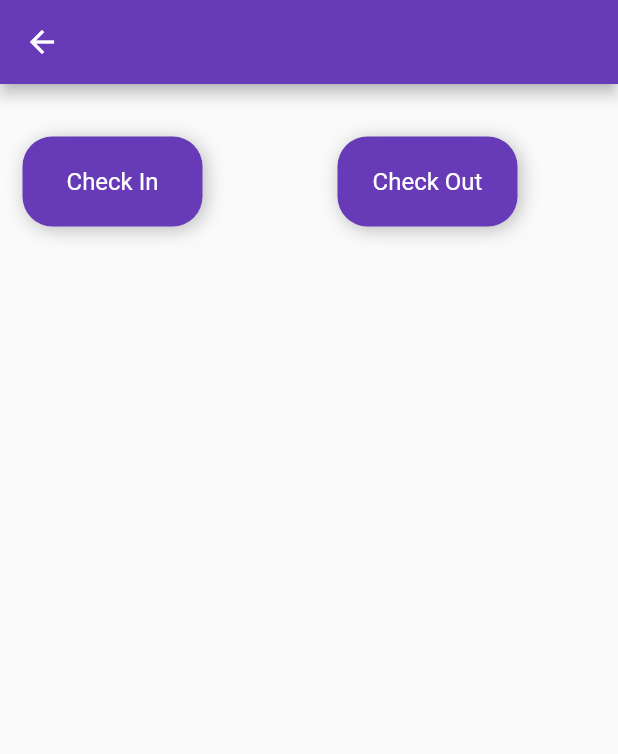
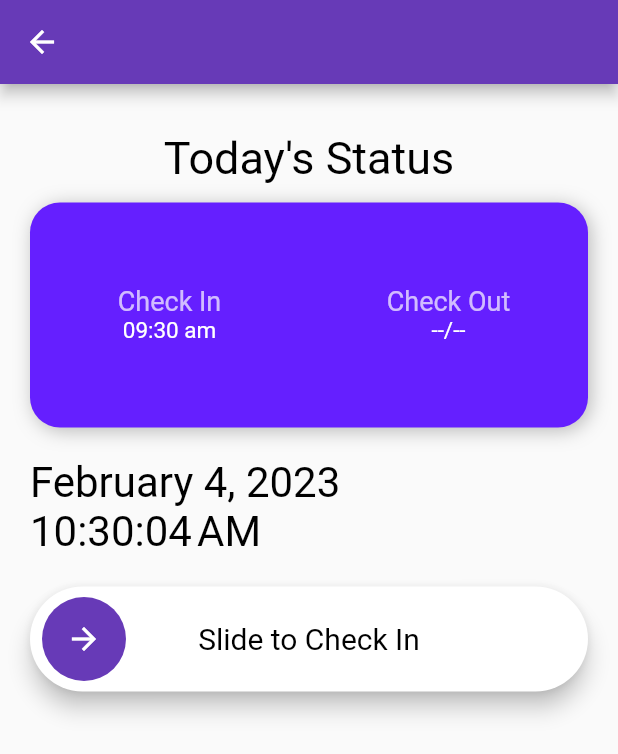
Before and after one commit to FahadKhan007/HRM-App, a Flutter app: the screen it shows once a user with an empty profile is signed in, after a tap on "Attendance", on a phone screen of 412 x 824 dp. Shown: the top 754 px of the screen. Run offline on Flutter 3.47's test engine with Material 2 defaults, Android fonts, the phone set to English and light mode, and no system bars; drawn by our look-alikes of slide_to_act; our stand-ins replace firebase_auth, firebase_core, firebase_database, get, google_fonts; missing offline and left inert: dart:ffi; accounts and stored records are empty; Roboto replaces fonts that are missing (Ubuntu).

Commit message:
some mini changes

```diff
--- a/lib/attendance_page.dart
+++ b/lib/attendance_page.dart
@@ -7,6 +7,7 @@ import 'package:flutter/material.dart';
 import 'package:get/get.dart';
 import 'package:google_fonts/google_fonts.dart';
 import 'package:intl/intl.dart';
+import 'package:slide_to_act/slide_to_act.dart';
 
 import 'report_page.dart';
 
@@ -18,79 +19,33 @@ class AttendancePage extends StatefulWidget {
 }
 
 class _AttendancePageState extends State<AttendancePage> {
-  // ignore: deprecated_member_use
-  late final database = FirebaseDatabase.instance.reference();
-
   @override
   Widget build(BuildContext context) {
-    DatabaseReference checkInInfo = database.child('checkInInfo/');
-    DatabaseReference checkOutInfo = database.child('checkOutInfo/');
-    DateTime time1 = DateTime.now();
-    DateTime time2 = DateTime.now();
-
-    DateTime dt1 = DateTime(2023, 1, 29, 17, 33, 50);
-    DateTime dt2 = DateTime.now();
-
-    final diff = (time2.difference(time1));
+    DatabaseReference ref = FirebaseDatabase.instance.ref('checkInInfo/');
     return Scaffold(
       appBar: AppBar(
         backgroundColor: Colors.deepPurple,
       ),
       body: SingleChildScrollView(
-        padding: EdgeInsets.all(15),
+        padding: EdgeInsets.all(20),
         child: Column(
-          mainAxisAlignment: MainAxisAlignment.center,
-          children: [
-            // Container(
-            //   alignment: Alignment.centerLeft,
-            //   child: Text(
-            //     'Current Time: ${DateFormat('yMMMMd').format(time)}',
-            //     style: GoogleFonts.ubuntu(
-            //       fontSize: 20,
-            //       color: Colors.black87,
-            //       fontWeight: FontWeight.w500,
-            //     ),
-            //   ),
-            // ),
-            // Container(
-            //   alignment: Alignment.centerLeft,
-            //   child: Text(
-            //     'Current Time: ${DateFormat('jms').format(time)}',
-            //     style: GoogleFonts.ubuntu(
-            //       fontSize: 20,
-            //       color: Colors.black26,
-            //       fontWeight: FontWeight.w500,
-            //     ),
-            //   ),
-            // ),
-            SizedBox(height: 20),
-            Row(
           children: [
             Container(
-                  alignment: Alignment.centerLeft,
-                  child: GestureDetector(
-                    onTap: () async {
-                      Get.to(() => ReportPage());
-                      // Get.to(() => ReportPage(), arguments: {
-                      //   "date":
-                      //       "Current Date: ${DateFormat('yMMMMd').format(time)}",
-                      //   "time":
-                      //       "Current Time: ${DateFormat('jms').format(time)}",
-                      // });
-                      // setState(() {});
-                      try {
-                        await checkInInfo.set({
-                          "time": DateFormat('jms').format(time1),
-                        });
-                      } catch (e) {
-                        print('You got an error !! $e');
-                      }
-                    },
-                    child: Container(
-                      height: 60,
-                      width: 120,
+              alignment: Alignment.center,
+              margin: EdgeInsets.only(top: 12),
+              child: Text(
+                'Today\'s Status',
+                style: GoogleFonts.ubuntu(
+                  fontSize: 30,
+                  color: Colors.black,
+                ),
+              ),
+            ),
+            Container(
+              margin: EdgeInsets.only(top: 12),
+              height: 150,
               decoration: BoxDecoration(
-                        color: Colors.deepPurple,
+                color: Colors.deepPurpleAccent[400],
                 // ignore: prefer_const_literals_to_create_immutables
                 boxShadow: [
                   BoxShadow(
@@ -101,77 +56,114 @@ class _AttendancePageState extends State<AttendancePage> {
                 ],
                 borderRadius: BorderRadius.all(Radius.circular(20)),
               ),
-                      child: Align(
-                        alignment: Alignment.center,
-                        child: Text(
+              child: Row(
+                mainAxisAlignment: MainAxisAlignment.center,
+                crossAxisAlignment: CrossAxisAlignment.center,
+                children: [
+                  Expanded(
+                    child: Column(
+                      mainAxisAlignment: MainAxisAlignment.center,
+                      crossAxisAlignment: CrossAxisAlignment.center,
+                      // ignore: prefer_const_literals_to_create_immutables
+                      children: [
+                        Text(
                           "Check In",
                           style: GoogleFonts.ubuntu(
-                            fontSize: 16,
+                            fontSize: 18,
+                            color: Colors.white70,
+                          ),
+                        ),
+                        Text(
+                          "09:30 am",
+                          style: GoogleFonts.ubuntu(
+                            fontSize: 15,
                             color: Colors.white,
                           ),
                         ),
+                      ],
+                    ),
+                  ),
+                  Expanded(
+                    child: Column(
+                      mainAxisAlignment: MainAxisAlignment.center,
+                      crossAxisAlignment: CrossAxisAlignment.center,
+                      // ignore: prefer_const_literals_to_create_immutables
+                      children: [
+                        Text(
+                          "Check Out",
+                          style: GoogleFonts.ubuntu(
+                            fontSize: 18,
+                            color: Colors.white70,
+                          ),
+                        ),
+                        Text(
+                          "--/--",
+                          style: GoogleFonts.ubuntu(
+                            fontSize: 15,
+                            color: Colors.white,
+                          ),
+                        ),
+                      ],
+                    ),
+                  )
+                ],
+              ),
+            ),
+            SizedBox(
+              height: 20,
+            ),
+            Container(
+              alignment: Alignment.centerLeft,
+              child: Text(
+                DateFormat('yMMMMd').format(DateTime.now()),
+                style: GoogleFonts.ubuntu(
+                  fontSize: 28,
+                  color: Colors.black,
                 ),
               ),
             ),
+            StreamBuilder(
+                stream: Stream.periodic(
+                  const Duration(seconds: 1),
                 ),
-                SizedBox(width: 90),
+                builder: (context, snapshot) {
+                  return Container(
+                    alignment: Alignment.centerLeft,
+                    child: Text(
+                      DateFormat('jms').format(DateTime.now()),
+                      style: GoogleFonts.ubuntu(
+                        fontSize: 28,
+                        color: Colors.black,
+                      ),
+                    ),
+                  );
+                }),
             Container(
-                  alignment: Alignment.centerLeft,
-                  child: GestureDetector(
-                    onTap: () async {
-                      Get.to(() => ReportPage());
-                      // Get.to(() => ReportPage(), arguments: {
-                      //   "date":
-                      //       "Current Date: ${DateFormat('yMMMMd').format(time)}",
-                      //   "time":
-                      //       "Current Time: ${DateFormat('jms').format(time)}",
-                      // });
-                      // setState(() {});
+              margin: EdgeInsets.only(top: 20),
+              child: Builder(
+                builder: (context) {
+                  final GlobalKey<SlideActionState> key = GlobalKey();
+
+                  return SlideAction(
+                    text: "Slide to Check In",
+                    textStyle: GoogleFonts.ubuntu(
+                      fontSize: 20,
+                      color: Colors.black,
+                    ),
+                    outerColor: Colors.white,
+                    innerColor: Colors.deepPurple,
+                    key: key,
+                    onSubmit: () async {
                       try {
-                        await checkOutInfo.set({
-                          "date":
-                              "${DateFormat('yMMMMd').format(DateTime.now())}",
-                          "time": DateFormat('jms').format(time2),
-                          // "hour":
-                          //     "Difference in hours: " + diff.inHours.toString(),
-                          // "minute": "Difference in minutes: " +
-                          //     (diff.inMinutes % 60).toString(),
-                          // "second": "Difference in seconds: " +
-                          //     ((diff.inSeconds % 3600) % 60).toString(),
-                        });
+                        await ref.child('test time').push().set(DateTime.now());
+                        print("writing in DB");
                       } catch (e) {
-                        print('You got an error !! $e');
+                        print("Error !!! $e");
                       }
                     },
-                    child: Container(
-                      height: 60,
-                      width: 120,
-                      decoration: BoxDecoration(
-                        color: Colors.deepPurple,
-                        // ignore: prefer_const_literals_to_create_immutables
-                        boxShadow: [
-                          BoxShadow(
-                            color: Colors.black26,
-                            blurRadius: 10,
-                            offset: Offset(2, 2),
+                  );
+                },
               ),
-                        ],
-                        borderRadius: BorderRadius.all(Radius.circular(20)),
-                      ),
-                      child: Align(
-                        alignment: Alignment.center,
-                        child: Text(
-                          "Check Out",
-                          style: GoogleFonts.ubuntu(
-                            fontSize: 16,
-                            color: Colors.white,
-                          ),
-                        ),
-                      ),
-                    ),
-                  ),
-                ),
-              ],
             ),
           ],
         ),
@@ -179,3 +171,167 @@ class _AttendancePageState extends State<AttendancePage> {
     );
   }
 }
+
+
+// class _AttendancePageState extends State<AttendancePage> {
+//   // ignore: deprecated_member_use
+//   late final database = FirebaseDatabase.instance.reference();
+
+//   @override
+//   Widget build(BuildContext context) {
+//     DatabaseReference checkInInfo = database.child('checkInInfo/');
+//     DatabaseReference checkOutInfo = database.child('checkOutInfo/');
+//     DateTime time1 = DateTime.now();
+//     DateTime time2 = DateTime.now();
+
+//     DateTime dt1 = DateTime(2023, 1, 29, 17, 33, 50);
+//     DateTime dt2 = DateTime.now();
+
+//     final diff = (time2.difference(time1));
+//     return Scaffold(
+//       appBar: AppBar(
+//         backgroundColor: Colors.deepPurple,
+//       ),
+//       body: SingleChildScrollView(
+//         padding: EdgeInsets.all(15),
+//         child: Column(
+//           mainAxisAlignment: MainAxisAlignment.center,
+//           children: [
+//             // Container(
+//             //   alignment: Alignment.centerLeft,
+//             //   child: Text(
+//             //     'Current Time: ${DateFormat('yMMMMd').format(time)}',
+//             //     style: GoogleFonts.ubuntu(
+//             //       fontSize: 20,
+//             //       color: Colors.black87,
+//             //       fontWeight: FontWeight.w500,
+//             //     ),
+//             //   ),
+//             // ),
+//             // Container(
+//             //   alignment: Alignment.centerLeft,
+//             //   child: Text(
+//             //     'Current Time: ${DateFormat('jms').format(time)}',
+//             //     style: GoogleFonts.ubuntu(
+//             //       fontSize: 20,
+//             //       color: Colors.black26,
+//             //       fontWeight: FontWeight.w500,
+//             //     ),
+//             //   ),
+//             // ),
+//             SizedBox(height: 20),
+//             Row(
+//               children: [
+//                 Container(
+//                   alignment: Alignment.centerLeft,
+//                   child: GestureDetector(
+//                     onTap: () async {
+//                       Get.to(() => ReportPage());
+//                       // Get.to(() => ReportPage(), arguments: {
+//                       //   "date":
+//                       //       "Current Date: ${DateFormat('yMMMMd').format(time)}",
+//                       //   "time":
+//                       //       "Current Time: ${DateFormat('jms').format(time)}",
+//                       // });
+//                       // setState(() {});
+//                       try {
+//                         await checkInInfo.set({
+//                           "time": DateFormat('jms').format(time1),
+//                         });
+//                       } catch (e) {
+//                         print('You got an error !! $e');
+//                       }
+//                     },
+//                     child: Container(
+//                       height: 60,
+//                       width: 120,
+//                       decoration: BoxDecoration(
+//                         color: Colors.deepPurple,
+//                         // ignore: prefer_const_literals_to_create_immutables
+//                         boxShadow: [
+//                           BoxShadow(
+//                             color: Colors.black26,
+//                             blurRadius: 10,
+//                             offset: Offset(2, 2),
+//                           ),
+//                         ],
+//                         borderRadius: BorderRadius.all(Radius.circular(20)),
+//                       ),
+//                       child: Align(
+//                         alignment: Alignment.center,
+//                         child: Text(
+//                           "Check In",
+//                           style: GoogleFonts.ubuntu(
+//                             fontSize: 16,
+//                             color: Colors.white,
+//                           ),
+//                         ),
+//                       ),
+//                     ),
+//                   ),
+//                 ),
+//                 SizedBox(width: 90),
+//                 Container(
+//                   alignment: Alignment.centerLeft,
+//                   child: GestureDetector(
+//                     onTap: () async {
+//                       Get.to(() => ReportPage());
+//                       // Get.to(() => ReportPage(), arguments: {
+//                       //   "date":
+//                       //       "Current Date: ${DateFormat('yMMMMd').format(time)}",
+//                       //   "time":
+//                       //       "Current Time: ${DateFormat('jms').format(time)}",
+//                       // });
+//                       // setState(() {});
+//                       try {
+//                         await checkOutInfo.set({
+//                           "date":
+//                               "${DateFormat('yMMMMd').format(DateTime.now())}",
+//                           "time": DateFormat('jms').format(time2),
+//                           // "hour":
+//                           //     "Difference in hours: " + diff.inHours.toString(),
+//                           // "minute": "Difference in minutes: " +
+//                           //     (diff.inMinutes % 60).toString(),
+//                           // "second": "Difference in seconds: " +
+//                           //     ((diff.inSeconds % 3600) % 60).toString(),
+//                         });
+//                       } catch (e) {
+//                         print('You got an error !! $e');
+//                       }
+//                     },
+//                     child: Container(
+//                       height: 60,
+//                       width: 120,
+//                       decoration: BoxDecoration(
+//                         color: Colors.deepPurple,
+//                         // ignore: prefer_const_literals_to_create_immutables
+//                         boxShadow: [
+//                           BoxShadow(
+//                             color: Colors.black26,
+//                             blurRadius: 10,
+//                             offset: Offset(2, 2),
+//                           ),
+//                         ],
+//                         borderRadius: BorderRadius.all(Radius.circular(20)),
+//                       ),
+//                       child: Align(
+//                         alignment: Alignment.center,
+//                         child: Text(
+//                           "Check Out",
+//                           style: GoogleFonts.ubuntu(
+//                             fontSize: 16,
+//                             color: Colors.white,
+//                           ),
+//                         ),
+//                       ),
+//                     ),
+//                   ),
+//                 ),
+//               ],
+//             ),
+//           ],
+//         ),
+//       ),
+//     );
+//   }
+// }
--- a/pubspec.yaml
+++ b/pubspec.yaml
@@ -43,6 +43,7 @@ dependencies:
   hidden_drawer_menu: ^3.0.1
   intl: ^0.17.0
   firebase_database: ^10.0.9
+  slide_to_act: ^2.0.1
 
 dev_dependencies:
   flutter_test:
```
Also changed, not shown: pubspec.lock. Lines whose indentation alone changed are shown as unchanged.
